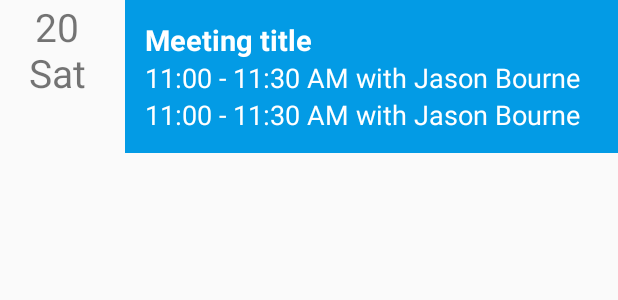
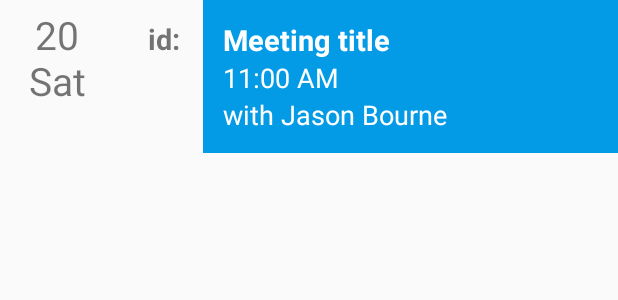
Before and after one commit to ux-schrocken/mobileapp, an Android app: the layout meeting_custom_row_layout.xml on its own in the app's theme, with its tools: preview values and no code run, on a phone screen of 412 x 824 dp. Shown: the top 300 px of the screen. Run offline under Robolectric (Android 15) with nearby library versions, the phone set to English and light mode, and no system bars.

Commit message:
solved: delete meeting

```diff
--- a/appnow-ypo-7bb496ed827a/app/src/main/java/in/appnow/ypo/android/rest/response/OpenMeetingResponse.java
+++ b/appnow-ypo-7bb496ed827a/app/src/main/java/in/appnow/ypo/android/rest/response/OpenMeetingResponse.java
@@ -18,7 +18,8 @@ public class OpenMeetingResponse {
     private String reasonForMeeting;
     @SerializedName("memberId")
     private String memberId;
-    @SerializedName("meetingId")
+    // sam : solved meetingID not deleting
+    @SerializedName("MeetingId")
     private String meetingId;
 
     public String getDateOfMeeting() {
--- a/appnow-ypo-7bb496ed827a/app/src/main/java/in/appnow/ypo/android/ui/meeting/mvp/MeetingModel.java
+++ b/appnow-ypo-7bb496ed827a/app/src/main/java/in/appnow/ypo/android/ui/meeting/mvp/MeetingModel.java
@@ -26,7 +26,6 @@ public class MeetingModel extends BaseModel {
     public void fetchMeetings(RetroAPICallback apiCallback, int requestCode) {
         BaseService.getOpenMeetings(appCompatActivity, apiInterface, apiCallback, requestCode);
     }
-
     public void removeMeeting(RetroAPICallback retroAPICallback, int requestCode,String meetingId) {
         BaseService.removeMeetings(appCompatActivity,apiInterface,retroAPICallback, requestCode,meetingId);
     }
--- /dev/null
+++ b/appnow-ypo-7bb496ed827a/app/src/main/java/in/appnow/ypo/android/utils/DateFormatUtils.java
@@ -0,0 +1,5 @@
+package in.appnow.ypo.android.utils;
+
+public class DateFormatUtils {
+
+}
--- a/appnow-ypo-7bb496ed827a/app/src/main/java/in/appnow/ypo/android/utils/DateUtils.java
+++ b/appnow-ypo-7bb496ed827a/app/src/main/java/in/appnow/ypo/android/utils/DateUtils.java
@@ -19,7 +19,10 @@ public class DateUtils {
     public static final String MEETING_RESULT_DATE_FORMAT ="dd MMM, yyyy";
     public static final String MEETING_RESULT_TIME_FORMAT="HH:mm z";
     public static final String OPEN_MEETING_DATE_FORMAT = "dd/mm/yyyy";
-    public static final String OPEN_MEETING_DISPLAY_DATE_FORMAT = "dd\nEEE";
+
+    // sam : edited day format (EEE)
+    //    public static final String OPEN_MEETING_DISPLAY_DATE_FORMAT = "dd\nEEE";
+    public static final String OPEN_MEETING_DISPLAY_DATE_FORMAT = "dd\nE";
 
     private static final String TAG = DateUtils.class.getSimpleName();
     private static final String TODAY = "Today";
--- a/appnow-ypo-7bb496ed827a/app/src/main/res/layout/meeting_custom_row_layout.xml
+++ b/appnow-ypo-7bb496ed827a/app/src/main/res/layout/meeting_custom_row_layout.xml
@@ -27,6 +27,17 @@
         android:textSize="@dimen/_20sdp"
         tools:text="20\nSat" />
 
+    <TextView
+        android:id="@+id/meetingIDView"
+        android:layout_width="@dimen/_40sdp"
+        android:layout_height="@dimen/_40sdp"
+        android:gravity="center"
+        android:textSize="@dimen/_15sdp"
+        android:text="id:"
+        android:textStyle="bold"
+
+        android:visibility="visible" />
+
     <LinearLayout
         android:id="@+id/meeting_child_row_root_layout"
         android:layout_width="match_parent"
@@ -50,7 +61,7 @@
             android:layout_height="wrap_content"
             android:textColor="@android:color/white"
             android:textSize="@dimen/_14sdp"
-            tools:text="11:00 - 11:30 AM with Jason Bourne" />
+            tools:text="11:00 AM" />
 
         <TextView
             android:id="@+id/meeting_row_with_person_name_label"
@@ -58,7 +69,7 @@
             android:layout_height="wrap_content"
             android:textColor="@android:color/white"
             android:textSize="@dimen/_14sdp"
-            tools:text="11:00 - 11:30 AM with Jason Bourne" />
+            tools:text="with Jason Bourne" />
     </LinearLayout>
     <!-- <android.support.v7.widget.RecyclerView
          android:id="@+id/meeting_row_recycler_view"
```
Also changed, not shown: appnow-ypo-7bb496ed827a/app/src/main/java/in/appnow/ypo/android/ui/meeting/mvp/MeetingPresenter.java (+9 -4 lines), appnow-ypo-7bb496ed827a/app/src/main/java/in/appnow/ypo/android/ui/meeting/mvp/view/MeetingViewHolder.java (+36 -8 lines).
